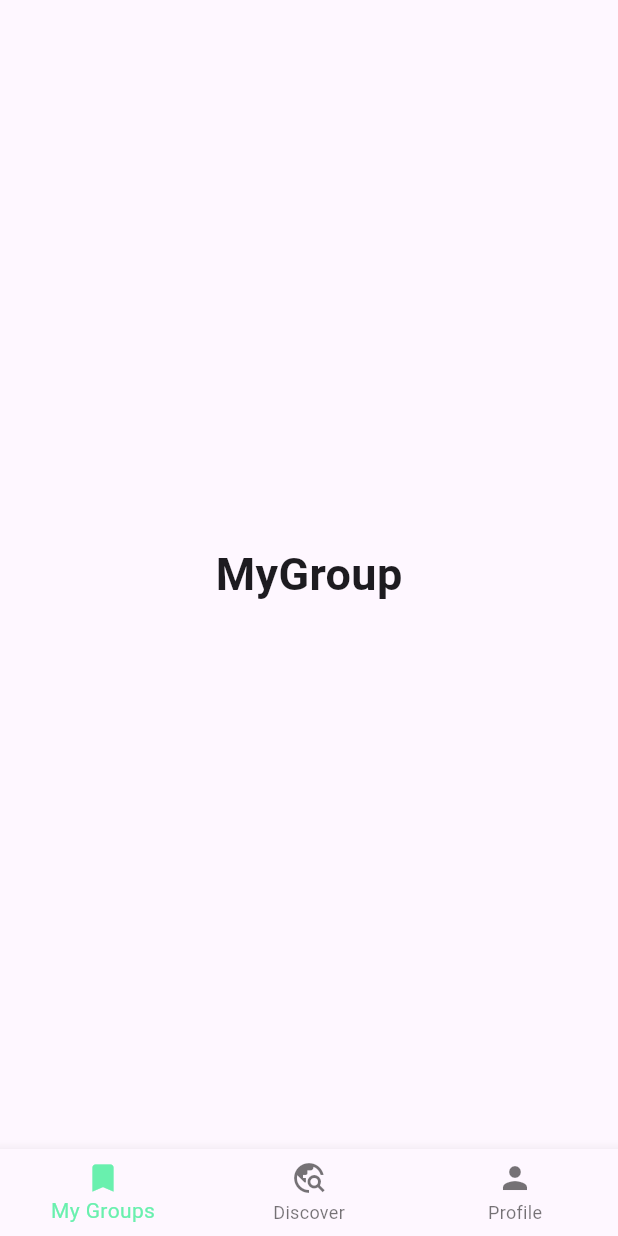
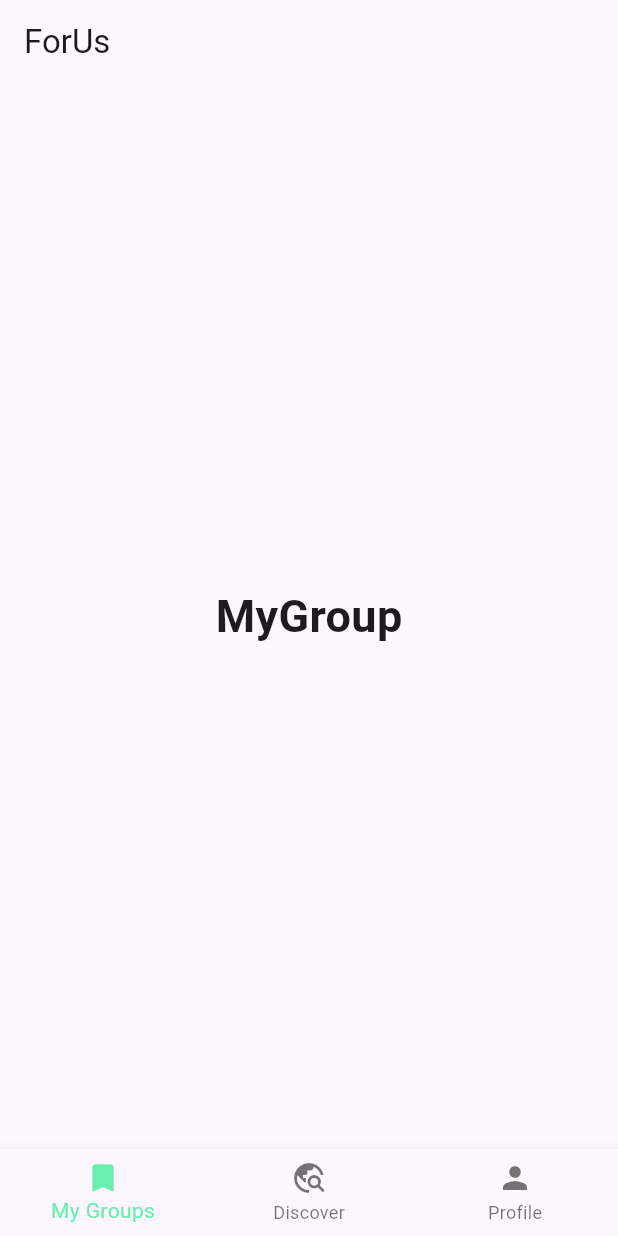
Before and after one commit to Viriyadhi/Forus, a Flutter app: the screen it shows after launch, on a phone screen of 412 x 824 dp. Run offline on Flutter 3.47's test engine with Material 3 defaults, Android fonts, the phone set to English and light mode, and no system bars; our stand-ins replace go_router.

Commit message:
Add an Appbar to prevent overlap #6

```diff
--- a/lib/main.dart
+++ b/lib/main.dart
@@ -1,7 +1,7 @@
 import 'package:flutter/material.dart';
 import 'package:forus/pages/navigation_thing.dart';
 
-void main() async{
+void main() async {
   WidgetsFlutterBinding.ensureInitialized();
   runApp(const MaterialApp(
     home: Navigation(),
--- a/lib/pages/navigation_thing.dart
+++ b/lib/pages/navigation_thing.dart
@@ -1,6 +1,6 @@
+import 'package:flutter/material.dart';
+import 'package:forus/pages/discover_page.dart';
 import 'package:forus/pages/profile_page.dart';
-import 'package:forus/pages/discover_page.dart';
-import 'package:flutter/material.dart';
 
 class Navigation extends StatefulWidget {
   const Navigation({super.key});
@@ -10,10 +10,9 @@ class Navigation extends StatefulWidget {
 }
 
 class _NavigationState extends State<Navigation> {
-
   int _selectedIndex = 0;
   static const TextStyle optionStyle =
-  TextStyle(fontSize: 30, fontWeight: FontWeight.bold);
+      TextStyle(fontSize: 30, fontWeight: FontWeight.bold);
   static const List<Widget> _widgetOptions = <Widget>[
     Text(
       'MyGroup',
@@ -32,6 +31,9 @@ class _NavigationState extends State<Navigation> {
   @override
   Widget build(BuildContext context) {
     return Scaffold(
+      appBar: AppBar(
+        title: const Text('ForUs'),
+      ),
       body: Center(
         child: _widgetOptions.elementAt(_selectedIndex),
       ),
```
Also changed, not shown: pubspec.lock.
